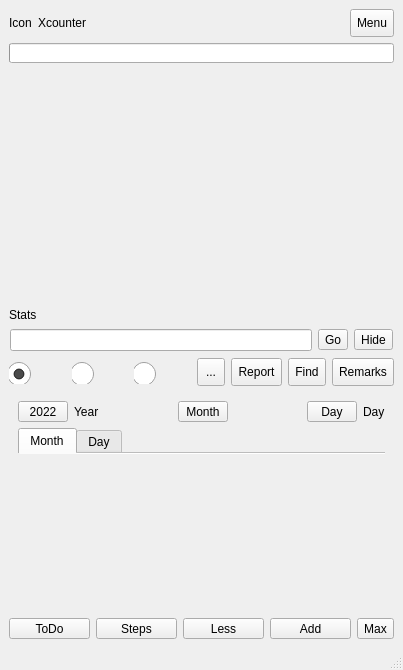
ic005k/Knot-Legacy, file mainwindow.ui: the form before one commit.
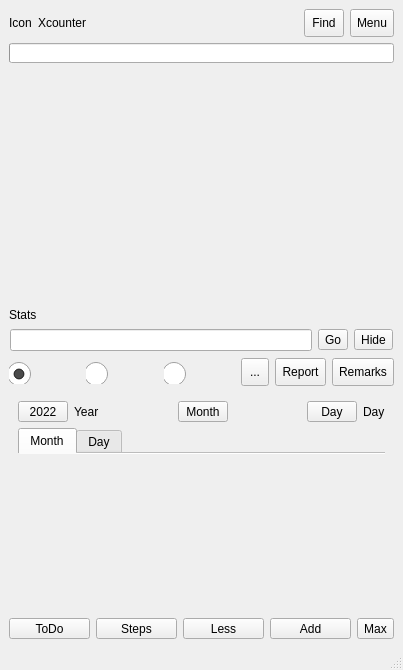
The form after the commit. Icons and pictures are not drawn.

Diff of the .ui file:
```diff
--- a/mainwindow.ui
+++ b/mainwindow.ui
@@ -78,6 +78,23 @@
          </property>
         </spacer>
        </item>
+       <item>
+        <widget class="QToolButton" name="btnFind">
+         <property name="minimumSize">
+          <size>
+           <width>40</width>
+           <height>28</height>
+          </size>
+         </property>
+         <property name="text">
+          <string>Find</string>
+         </property>
+         <property name="icon">
+          <iconset resource="src.qrc">
+           <normaloff>:/src/find.png</normaloff>:/src/find.png</iconset>
+         </property>
+        </widget>
+       </item>
        <item>
         <widget class="QToolButton" name="btnMenu">
          <property name="sizePolicy">
@@ -443,23 +460,6 @@
            </property>
           </widget>
          </item>
-         <item>
-          <widget class="QToolButton" name="btnFind">
-           <property name="minimumSize">
-            <size>
-             <width>28</width>
-             <height>28</height>
-            </size>
-           </property>
-           <property name="text">
-            <string>Find</string>
-           </property>
-           <property name="icon">
-            <iconset resource="src.qrc">
-             <normaloff>:/src/find.png</normaloff>:/src/find.png</iconset>
-           </property>
-          </widget>
-         </item>
          <item>
           <widget class="QToolButton" name="btnNotes">
            <property name="minimumSize">
```
